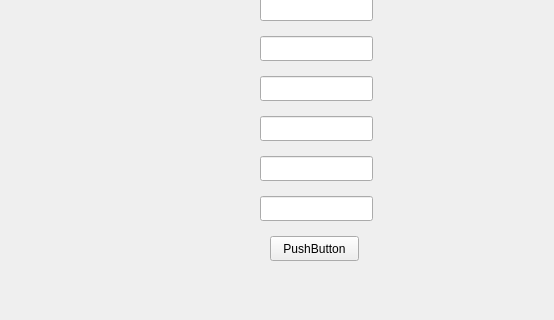
Before: the Qt Designer form sdi_app/gui/application.ui in FratiaXd/SDI, drawn with Qt 5; both pictures show x 0 to 554 and y 184 to 504 of the 720 by 504 pixel window.
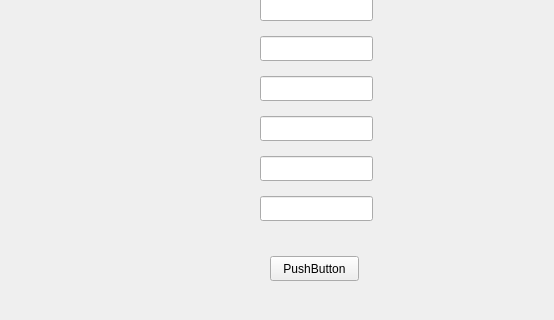
After: the same form once the commit is applied. The open tabs and pages were chosen to show the change.

The edit to the form file:
```diff
--- a/sdi_app/gui/application.ui
+++ b/sdi_app/gui/application.ui
@@ -224,7 +224,7 @@
      <property name="geometry">
       <rect>
        <x>270</x>
-       <y>420</y>
+       <y>440</y>
        <width>89</width>
        <height>25</height>
       </rect>
```
Left out of the diff: 15 changed lines with no effect on the pictures.
